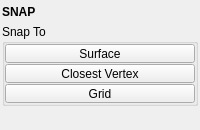
The window that mayatk/edit_utils/snap.ui (m3trik/mayatk) describes before a commit, drawn with Qt 5.
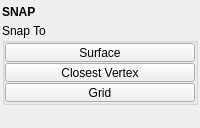
The same window after the commit. Custom widgets are drawn as their Qt base class.

```diff
--- a/mayatk/edit_utils/snap.ui
+++ b/mayatk/edit_utils/snap.ui
@@ -38,7 +38,7 @@
       <property name="minimumSize">
        <size>
         <width>0</width>
-        <height>20</height>
+        <height>19</height>
        </size>
       </property>
       <property name="font">
@@ -160,13 +160,13 @@
       <property name="minimumSize">
        <size>
         <width>0</width>
-        <height>20</height>
+        <height>19</height>
        </size>
       </property>
       <property name="maximumSize">
        <size>
         <width>16777215</width>
-        <height>20</height>
+        <height>19</height>
        </size>
       </property>
      </widget>
```
